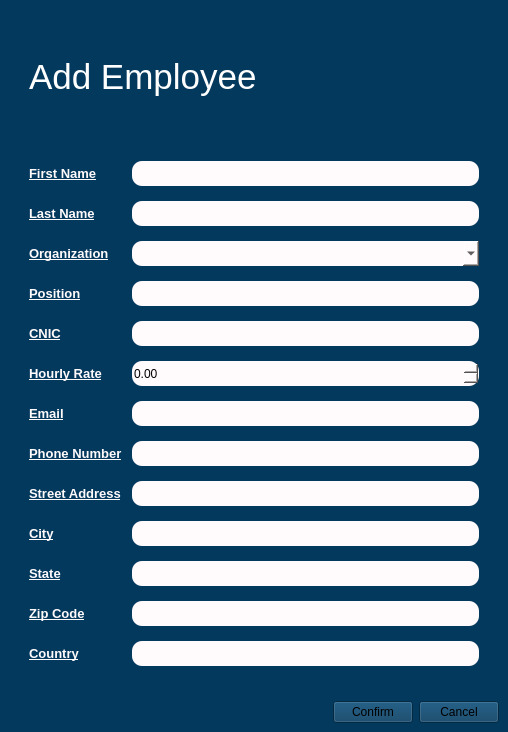
Qt form ui/screens/addemployee.ui (ahmedivy/hr-ms) before a commit.
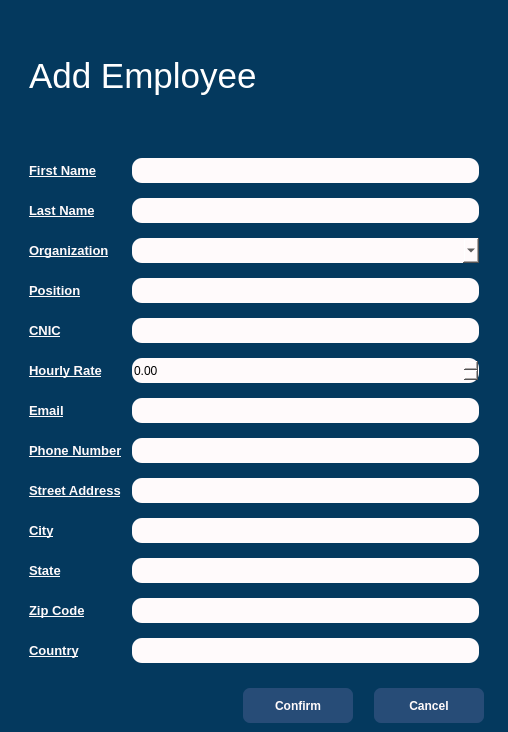
The same form after that commit.

What changed in the file:
```diff
--- a/ui/screens/addemployee.ui
+++ b/ui/screens/addemployee.ui
@@ -412,6 +412,35 @@
         </item>
         <item>
          <widget class="QPushButton" name="confirmButton">
+          <property name="styleSheet">
+           <string notr="true">QPushButton{
+background-color: #274c77;
+color:#FFFAFB;
+font:bold;
+padding: 5px;
+border-radius:7px;
+width: 100px;
+margin-right:15px;
+height: 25px;
+}
+
+QPushButton:hover {
+  background-color: #4cc9f0;
+  color:black;
+font:bold;
+padding: 5px;
+border-radius:7px;
+}
+
+QPushButton:clicked{
+ background-color: rgb(255, 233, 67);
+  color:black;
+font:bold;
+padding: 3px;
+border-radius:10px;
+
+}</string>
+          </property>
           <property name="text">
            <string>Confirm</string>
           </property>
@@ -419,6 +448,35 @@
         </item>
         <item>
          <widget class="QPushButton" name="cancelButton">
+          <property name="styleSheet">
+           <string notr="true">QPushButton{
+background-color: #274c77;
+color:#FFFAFB;
+font:bold;
+padding: 5px;
+border-radius:7px;
+width: 100px;
+margin-right:15px;
+height: 25px;
+}
+
+QPushButton:hover {
+  background-color: #4cc9f0;
+  color:black;
+font:bold;
+padding: 5px;
+border-radius:7px;
+}
+
+QPushButton:clicked{
+ background-color: rgb(255, 233, 67);
+  color:black;
+font:bold;
+padding: 3px;
+border-radius:10px;
+
+}</string>
+          </property>
           <property name="text">
            <string>Cancel</string>
           </property>
```
